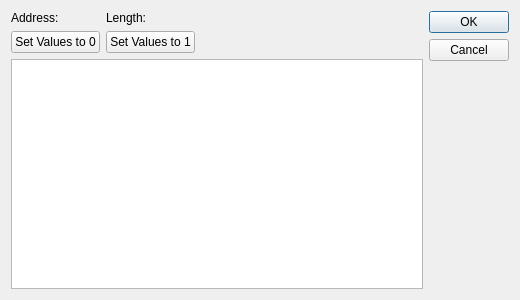
This is modscan64/dialogforcemultiplecoils.ui in sanny32/OpenModScan as Qt 5 draws it before an edit. The edited form follows.
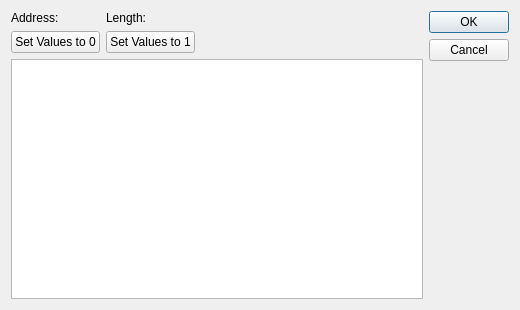
This is the edited form.

Commit message: Developing dialog for forcing multiple registers

```diff
--- a/modscan64/dialogforcemultiplecoils.ui
+++ b/modscan64/dialogforcemultiplecoils.ui
@@ -7,13 +7,13 @@
     <x>0</x>
     <y>0</y>
     <width>520</width>
-    <height>300</height>
+    <height>310</height>
    </rect>
   </property>
   <property name="minimumSize">
    <size>
     <width>520</width>
-    <height>300</height>
+    <height>310</height>
    </size>
   </property>
   <property name="windowTitle">
```
Left out of the diff: 68 changed lines with no effect on the pictures. The commit also changes 6 other files.
